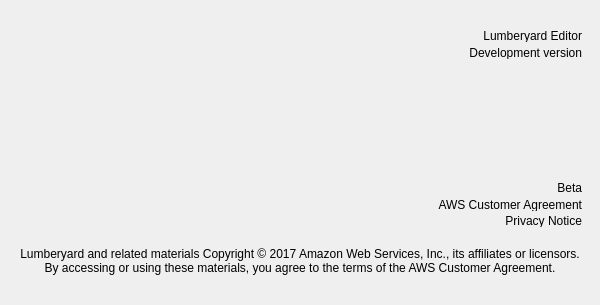
Qt form dev/Code/Sandbox/Editor/AboutDialog.ui (aws/lumberyard) before a commit.
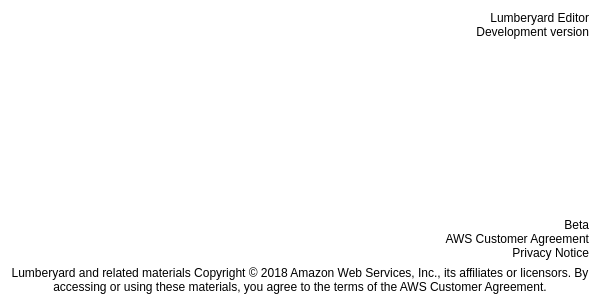
The same form after that commit. Icons and pictures are not drawn. Custom widgets are drawn as their Qt base class.

Commit message:
Lumberyard Release 1.13.0.0
        Binaries Uncompressed Size: 18.35GB (19705503769 bytes)

The edit to the form file:
```diff
--- a/dev/Code/Sandbox/Editor/AboutDialog.ui
+++ b/dev/Code/Sandbox/Editor/AboutDialog.ui
@@ -13,46 +13,33 @@
         <property name="windowTitle">
             <string>About Lumberyard Editor</string>
         </property>
-        <widget class="QLabel" name="AboutPixmap">
-            <property name="geometry">
-                <rect>
-                    <x>0</x>
-                    <y>0</y>
-                    <width>600</width>
-                    <height>305</height>
-                </rect>
-            </property>
             <property name="styleSheet">
                 <string notr="true">background-color: transparent</string>
             </property>
+  <layout class="QVBoxLayout" name="verticalLayout_3">
+   <item>
+    <layout class="QVBoxLayout" name="verticalLayout_2">
+     <property name="spacing">
+      <number>0</number>
+     </property>
+     <item>
             <widget class="QLabel" name="m_transparentVersion">
-                <property name="geometry">
-                    <rect>
-                        <x>402</x>
-                        <y>29</y>
-                        <width>180</width>
-                        <height>13</height>
-                    </rect>
-                </property>
                 <property name="text">
                     <string>Lumberyard Editor</string>
                 </property>
                 <property name="alignment">
-                    <set>Qt::AlignTop|Qt::AlignRight</set>
-                </property>
-            </widget>
+        <set>Qt::AlignRight|Qt::AlignTop|Qt::AlignTrailing</set>
+       </property>
+      </widget>
+     </item>
+     <item>
             <widget class="QLabel" name="m_transparentDevelopedBy">
-                <property name="geometry">
-                    <rect>
-                        <x>402</x>
-                        <y>46</y>
-                        <width>180</width>
-                        <height>13</height>
-                    </rect>
-                </property>
                 <property name="text">
                     <string>Development version</string>
                 </property>
+       <property name="alignment">
+        <set>Qt::AlignRight|Qt::AlignTop|Qt::AlignTrailing</set>
+       </property>
                 <widget class="QLabel" name="m_transparentCopyright">
                     <property name="geometry">
                         <rect>
@@ -66,94 +53,83 @@
                         <string></string>
                     </property>
                     <property name="alignment">
-                        <set>Qt::AlignTop|Qt::AlignRight</set>
-                    </property>
-                </widget>
+         <set>Qt::AlignRight|Qt::AlignTop|Qt::AlignTrailing</set>
+        </property>
+       </widget>
+      </widget>
+     </item>
+     <item>
+      <widget class="QLabel" name="m_transparentTrademarks">
+       <property name="text">
+        <string/>
+       </property>
                 <property name="alignment">
-                    <set>Qt::AlignTop|Qt::AlignRight</set>
-                </property>
-            </widget>
+        <set>Qt::AlignRight|Qt::AlignTop|Qt::AlignTrailing</set>
+       </property>
+      </widget>
+     </item>
+    </layout>
+   </item>
+   <item>
+    <spacer name="verticalSpacer">
+     <property name="orientation">
+      <enum>Qt::Vertical</enum>
+     </property>
+     <property name="sizeHint" stdset="0">
+      <size>
+       <width>20</width>
+       <height>100</height>
+      </size>
+     </property>
+    </spacer>
+   </item>
+   <item>
+    <layout class="QVBoxLayout" name="verticalLayout">
+     <property name="spacing">
+      <number>0</number>
+     </property>
+     <item>
             <widget class="QLabel" name="m_transparentBeta">
-                <property name="geometry">
-                    <rect>
-                        <x>402</x>
-                        <y>181</y>
-                        <width>180</width>
-                        <height>13</height>
-                    </rect>
-                </property>
                 <property name="text">
                     <string>Beta</string>
                 </property>
                 <property name="alignment">
-                    <set>Qt::AlignTop|Qt::AlignRight</set>
-                </property>
-            </widget>
-            <widget class="ClickableLabel" name="m_transparentNotice">
-                <property name="geometry">
-                    <rect>
-                        <x>402</x>
-                        <y>214</y>
-                        <width>180</width>
-                        <height>13</height>
-                    </rect>
-                </property>
-                <property name="text">
-                    <string>Privacy Notice</string>
-                </property>
-                <property name="alignment">
-                    <set>Qt::AlignTop|Qt::AlignRight</set>
-                </property>
-                <property name="showDecoration">
-                    <bool>true</bool>
-                </property>
-            </widget>
+        <set>Qt::AlignRight|Qt::AlignTop|Qt::AlignTrailing</set>
+       </property>
+      </widget>
+     </item>
+     <item>
             <widget class="ClickableLabel" name="m_transparentAgreement">
-                <property name="geometry">
-                    <rect>
-                        <x>402</x>
-                        <y>198</y>
-                        <width>180</width>
-                        <height>13</height>
-                    </rect>
-                </property>
                 <property name="text">
                     <string>AWS Customer Agreement</string>
                 </property>
                 <property name="alignment">
-                    <set>Qt::AlignTop|Qt::AlignRight</set>
-                </property>
-                <property name="showDecoration">
+        <set>Qt::AlignRight|Qt::AlignTop|Qt::AlignTrailing</set>
+       </property>
+       <property name="showDecoration" stdset="0">
                     <bool>true</bool>
                 </property>
             </widget>
-            <widget class="QLabel" name="m_transparentTrademarks">
-                <property name="geometry">
-                    <rect>
-                        <x>402</x>
-                        <y>62</y>
-                        <width>180</width>
-                        <height>31</height>
-                    </rect>
-                </property>
+     </item>
+     <item>
+      <widget class="ClickableLabel" name="m_transparentNotice">
                 <property name="text">
-                    <string></string>
+        <string>Privacy Notice</string>
                 </property>
                 <property name="alignment">
-                    <set>Qt::AlignTop|Qt::AlignRight</set>
-                </property>
-            </widget>
+        <set>Qt::AlignRight|Qt::AlignTop|Qt::AlignTrailing</set>
+       </property>
+       <property name="showDecoration" stdset="0">
+        <bool>true</bool>
+       </property>
+      </widget>
+     </item>
+    </layout>
+   </item>
+   <item>
             <widget class="QLabel" name="m_transparentAllRightReserved">
-                <property name="geometry">
-                    <rect>
-                        <x>12</x>
-                        <y>247</y>
-                        <width>576</width>
-                        <height>57</height>
-                    </rect>
-                </property>
                 <property name="text">
-                    <string>Lumberyard and related materials Copyright © 2017 Amazon Web Services, Inc., its affiliates or licensors. By accessing or using these materials, you agree to the terms of the AWS Customer Agreement.</string>
+      <string>Lumberyard and related materials Copyright © 2018 Amazon Web Services, Inc., its affiliates or licensors. By accessing or using these materials, you agree to the terms of the AWS Customer Agreement.</string>
                 </property>
                 <property name="alignment">
                     <set>Qt::AlignTop|Qt::AlignHCenter</set>
@@ -162,16 +138,8 @@
                     <bool>true</bool>
                 </property>
             </widget>
-            <property name="wordWrap">
-                <bool>true</bool>
-            </property>
-            <property name="alignment">
-                <set>Qt::AlignCenter</set>
-            </property>
-            <property name="pixmap">
-                <pixmap>0</pixmap>
-            </property>
-        </widget>
+   </item>
+  </layout>
     </widget>
     <customwidgets>
         <customwidget>
```
Left out of the diff: 6 changed lines with no effect on the pictures. Lines whose indentation alone changed are shown as unchanged. The commit also changes 3885 other files.
